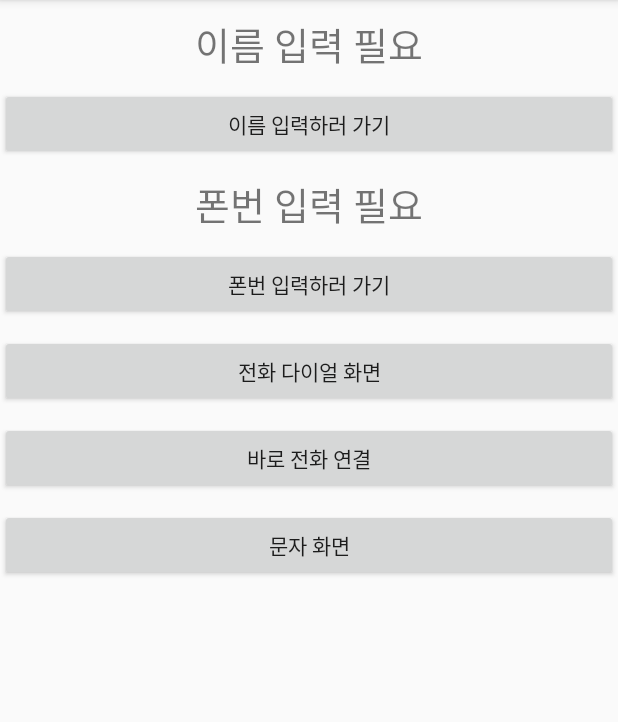
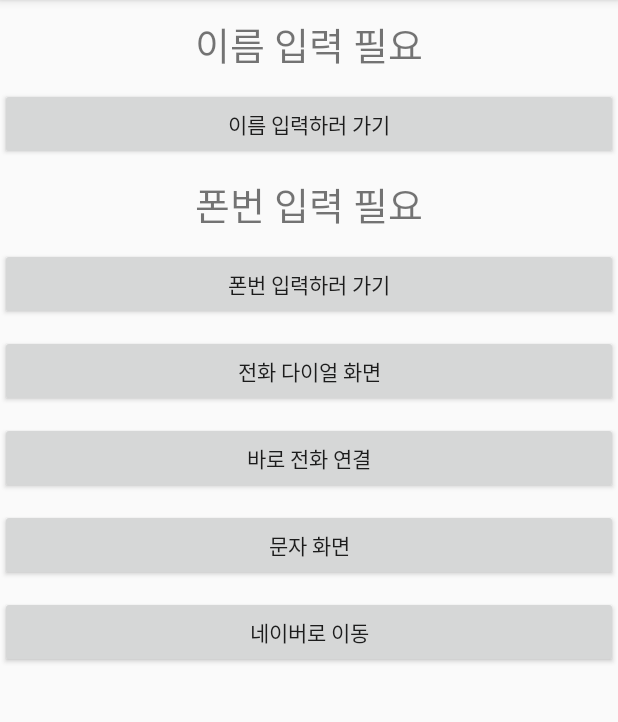
Before and after one commit to mikemskim/20191104_01_Intent, an Android app: the screen it shows after launch (MainActivity), on a phone screen of 412 x 824 dp, the part 84-806 px from its top. Run offline under Robolectric (Android 15) with nearby library versions, the phone set to English and light mode, and no system bars.

Commit message:
외부 웹 링크 예제

```diff
--- a/app/src/main/java/com/tj/a20191104_01_intent/MainActivity.kt
+++ b/app/src/main/java/com/tj/a20191104_01_intent/MainActivity.kt
@@ -54,6 +54,12 @@ class MainActivity : AppCompatActivity() {
             intent.putExtra("sms_body","작업오더 2000이 진행되었습니다.")
             startActivity(intent)
         }
+
+        webLinkBtn.setOnClickListener {
+            var uri = Uri.parse("http://naver.com")
+            var intent = Intent(Intent.ACTION_VIEW, uri)
+            startActivity(intent)
+        }
     }
 
     override fun onActivityResult(requestCode: Int, resultCode: Int, data: Intent?) {
--- a/app/src/main/res/layout/activity_main.xml
+++ b/app/src/main/res/layout/activity_main.xml
@@ -73,4 +73,11 @@
         android:layout_marginTop="10dp"
         android:text="문자 화면"/>
 
+    <Button
+        android:id="@+id/webLinkBtn"
+        android:layout_width="match_parent"
+        android:layout_height="wrap_content"
+        android:layout_marginTop="10dp"
+        android:text="네이버로 이동"/>
+
 </LinearLayout>
```
